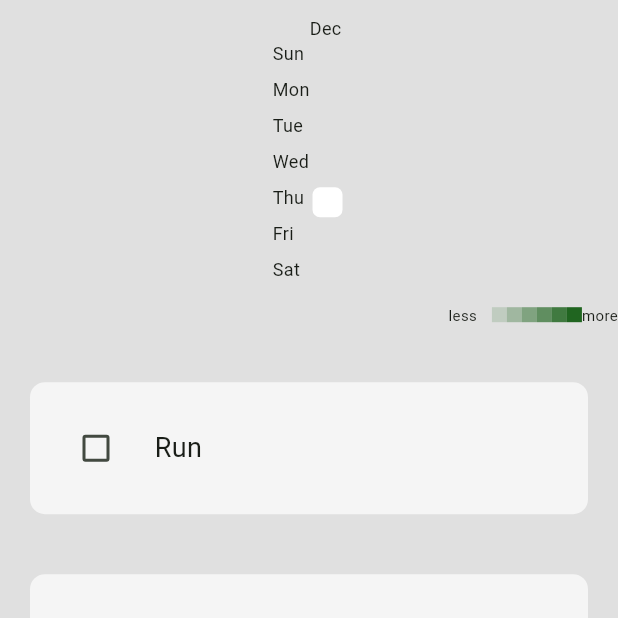
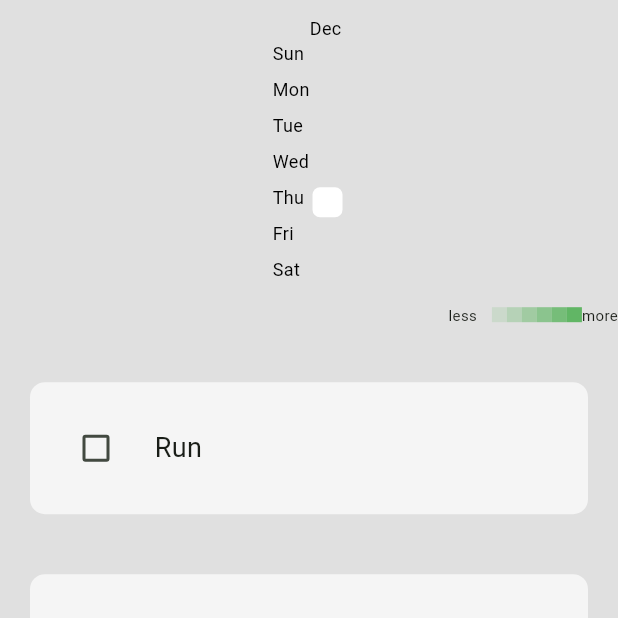
Before and after one commit to ahbarabdellah/habit-tracker, a Flutter app: the screen it shows after launch, on a phone screen of 412 x 824 dp, the top half of it. Run offline on Flutter 3.47's test engine with Material 3 defaults, Android fonts, the phone set to English and light mode, and no system bars; drawn by our look-alikes of flutter_heatmap_calendar, flutter_slidable; our stand-ins replace hive, hive_flutter; accounts and stored records are empty.

Commit message:
Fixing Bugs git add .

```diff
--- /dev/null
+++ b/lib/components/change_opacity_color.dart
@@ -0,0 +1,6 @@
+import 'package:flutter/material.dart';
+
+Color changeOpacity(double percentage) {
+  int alphaValue = (255 * percentage).round();
+  return const Color.fromARGB(255, 30, 253, 0).withAlpha(alphaValue);
+}
--- a/lib/components/heatmap.dart
+++ b/lib/components/heatmap.dart
@@ -24,17 +24,10 @@ class _HeatmapcalndrState extends State<Heatmapcalndr> {
       child: HeatMap(
         startDate: convertYYYYMMDDToDateTime(widget.startDate),
         defaultColor: Colors.white,
+        textColor: Colors.black,
         colorMode: ColorMode.opacity,
         datasets: widget.dataset,
-        colorsets: const {
-          1: Color.fromARGB(255, 0, 81, 0),
-          3: Color.fromARGB(255, 36, 128, 17),
-          5: Color.fromARGB(255, 86, 159, 44),
-          7: Color.fromARGB(255, 84, 231, 89),
-          9: Color.fromARGB(255, 141, 255, 149),
-          11: Color.fromARGB(255, 164, 229, 151),
-          13: Color.fromARGB(255, 193, 221, 185),
-        },
+        colorsets: const {1: Colors.green},
         onClick: (value) {
           ScaffoldMessenger.of(context)
               .showSnackBar(SnackBar(content: Text(value.toString())));
--- a/lib/data/data.dart
+++ b/lib/data/data.dart
@@ -1,4 +1,3 @@
-import 'package:flutter_heatmap_calendar/flutter_heatmap_calendar.dart';
 import 'package:habit_tracker/date_time/date_time.dart';
 import 'package:hive/hive.dart';
 
@@ -19,6 +18,8 @@ class HabitDatabase {
   // read Data
   void loaddata() {
     if (_myBox.get(getCurrentDateYYYYMMDD()) == null) {
+      _myBox.put("StartDate", getCurrentDateYYYYMMDD());
+
       habits = _myBox.get("Current_habit_list");
       for (int i = 0; i < habits.length; i++) {
         habits[i][1] = false;
--- a/lib/pages/home.dart
+++ b/lib/pages/home.dart
@@ -97,7 +97,7 @@ class _MyHomePageState extends State<MyHomePage> {
               startDate: myBox.get('StartDate'),
             ),
             ListView.builder(
-              physics: NeverScrollableScrollPhysics(),
+              physics: const NeverScrollableScrollPhysics(),
               shrinkWrap: true,
               itemCount: db.habits.length,
               itemBuilder: (context, index) => HabiteTile(
```
